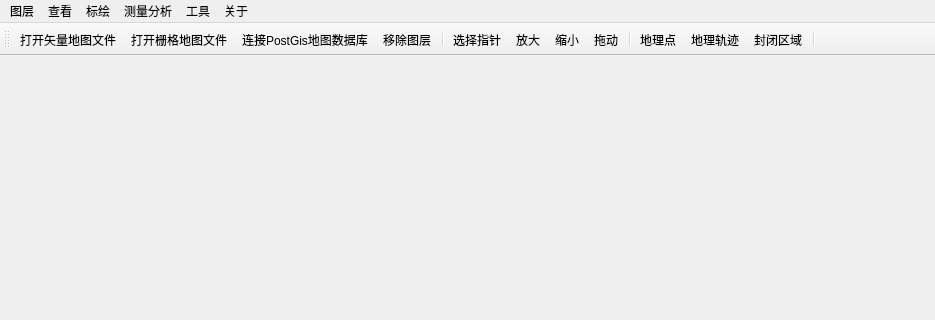
First picture: the form in sqGis/sqGisMainWindow.ui, repository TheWrangler/sqGis, before the edit; both pictures show x 0 to 935 and y 0 to 320 of the 935 by 719 pixel window.
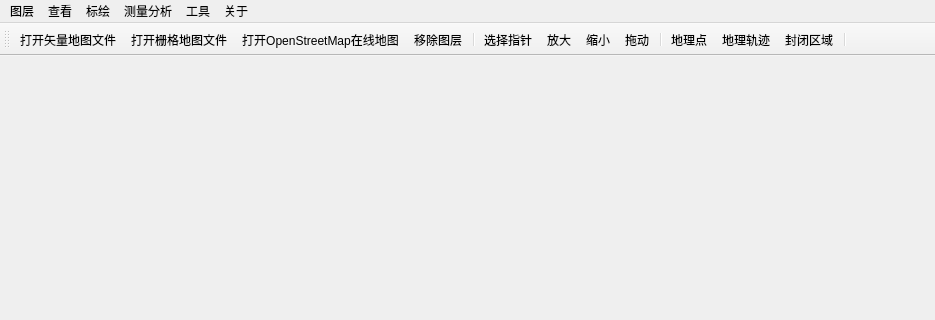
Second picture: the form after the edit. Icons and pictures are not drawn.

What changed in the file:
```diff
--- a/sqGis/sqGisMainWindow.ui
+++ b/sqGis/sqGisMainWindow.ui
@@ -109,7 +109,7 @@
    </attribute>
    <addaction name="openVectorLayerAction"/>
    <addaction name="openRasterLayerAction"/>
-   <addaction name="openPostGisLayerAction"/>
+   <addaction name="openOpenStreetMapLayerAction"/>
    <addaction name="removeLayerAction"/>
    <addaction name="separator"/>
    <addaction name="selectAction"/>
@@ -312,15 +312,6 @@
     <string>实时轨迹</string>
    </property>
   </action>
-  <action name="openPostGisLayerAction">
-   <property name="icon">
-    <iconset resource="sqGis.qrc">
-     <normaloff>:/img/layer-postgis_x24</normaloff>:/img/layer-postgis_x24</iconset>
-   </property>
-   <property name="text">
-    <string>连接PostGis地图数据库</string>
-   </property>
-  </action>
   <action name="convertCoorAction">
    <property name="text">
     <string>EPSG3857&lt;=&gt;EPSG4326</string>
```
Left out of the diff: 25 changed lines with no effect on the pictures.
